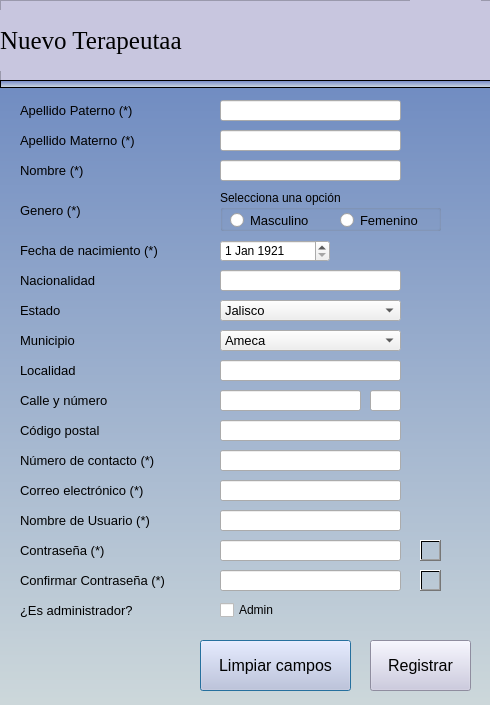
Above: pythonProject/vistas/agregarTerapeuta.ui from francisco2124/Cognidron-EEG-Version1.0 before the change. Below: the same form after it.
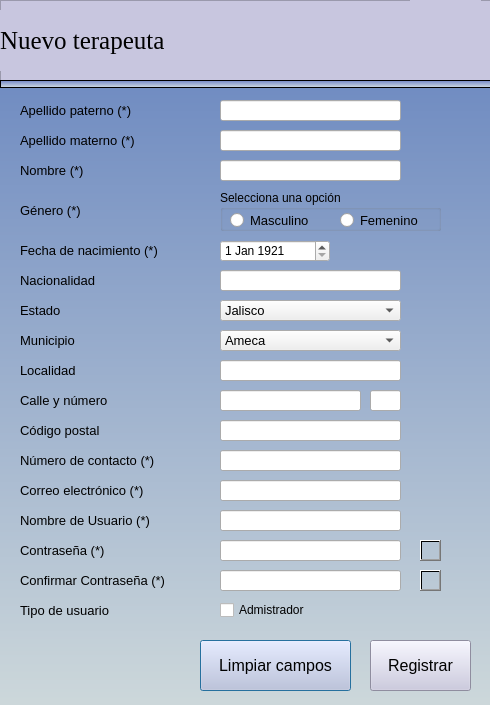
That is the form after the change. Icons and pictures are not drawn.

Diff of the .ui file:
```diff
--- a/pythonProject/vistas/agregarTerapeuta.ui
+++ b/pythonProject/vistas/agregarTerapeuta.ui
@@ -62,7 +62,7 @@
     </font>
    </property>
    <property name="text">
-    <string>Apellido Materno (*)</string>
+    <string>Apellido materno (*)</string>
    </property>
   </widget>
   <widget class="QLineEdit" name="leCorreoElectronico">
@@ -181,7 +181,7 @@
     <rect>
      <x>20</x>
      <y>600</y>
-     <width>171</width>
+     <width>201</width>
      <height>21</height>
     </rect>
    </property>
@@ -191,7 +191,7 @@
     </font>
    </property>
    <property name="text">
-    <string>¿Es administrador?</string>
+    <string>Tipo de usuario</string>
    </property>
   </widget>
   <widget class="QLabel" name="label_16">
@@ -541,7 +541,7 @@
     </font>
    </property>
    <property name="text">
-    <string>Genero (*)</string>
+    <string>Género (*)</string>
    </property>
   </widget>
   <widget class="QLineEdit" name="leApellidoPaterno">
@@ -758,7 +758,7 @@
     </font>
    </property>
    <property name="text">
-    <string>Apellido Paterno (*)</string>
+    <string>Apellido paterno (*)</string>
    </property>
   </widget>
   <widget class="QComboBox" name="cbMunicipio">
@@ -839,7 +839,7 @@
 font: 75 19pt &quot;Times New Roman&quot;;</string>
     </property>
     <property name="text">
-     <string>Nuevo Terapeutaa</string>
+     <string>Nuevo terapeuta</string>
     </property>
    </widget>
    <widget class="QLabel" name="label_23">
@@ -944,12 +944,12 @@
     <rect>
      <x>220</x>
      <y>600</y>
-     <width>81</width>
+     <width>101</width>
      <height>20</height>
     </rect>
    </property>
    <property name="text">
-    <string>Admin</string>
+    <string>Admistrador</string>
    </property>
   </widget>
  </widget>
```
